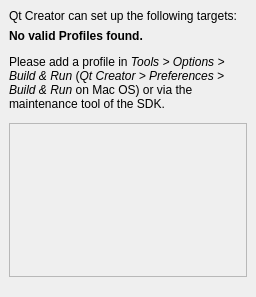
Before: the Qt Designer form src/plugins/qt4projectmanager/wizards/targetsetuppage.ui in qt-creator/qt-creator, drawn with Qt 5.
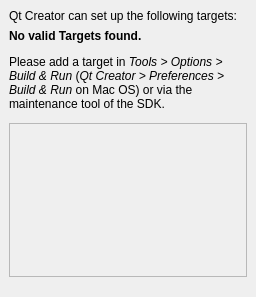
After: the same form once the commit is applied.

Commit message: Fixed string in targetsetuppage

```diff
--- a/src/plugins/qt4projectmanager/wizards/targetsetuppage.ui
+++ b/src/plugins/qt4projectmanager/wizards/targetsetuppage.ui
@@ -54,7 +54,7 @@
       <item>
        <widget class="QLabel" name="noValidProfileLabel">
         <property name="text">
-         <string>&lt;html&gt;&lt;head/&gt;&lt;body&gt;&lt;p&gt;&lt;span style=&quot; font-weight:600;&quot;&gt;No valid Profiles found.&lt;/span&gt;&lt;/p&gt;&lt;p&gt;Please add a profile in &lt;span style=&quot; font-style:italic;&quot;&gt;Tools &amp;gt; Options &amp;gt; Build &amp;amp; Run&lt;/span&gt; (&lt;span style=&quot; font-style:italic;&quot;&gt;Qt Creator &amp;gt; Preferences &amp;gt; Build &amp;amp; Run&lt;/span&gt; on Mac OS) or via the maintenance tool of the SDK.&lt;/p&gt;&lt;/body&gt;&lt;/html&gt;</string>
+         <string>&lt;html&gt;&lt;head/&gt;&lt;body&gt;&lt;p&gt;&lt;span style=&quot; font-weight:600;&quot;&gt;No valid Targets found.&lt;/span&gt;&lt;/p&gt;&lt;p&gt;Please add a target in &lt;span style=&quot; font-style:italic;&quot;&gt;Tools &amp;gt; Options &amp;gt; Build &amp;amp; Run&lt;/span&gt; (&lt;span style=&quot; font-style:italic;&quot;&gt;Qt Creator &amp;gt; Preferences &amp;gt; Build &amp;amp; Run&lt;/span&gt; on Mac OS) or via the maintenance tool of the SDK.&lt;/p&gt;&lt;/body&gt;&lt;/html&gt;</string>
         </property>
         <property name="wordWrap">
          <bool>true</bool>
```
